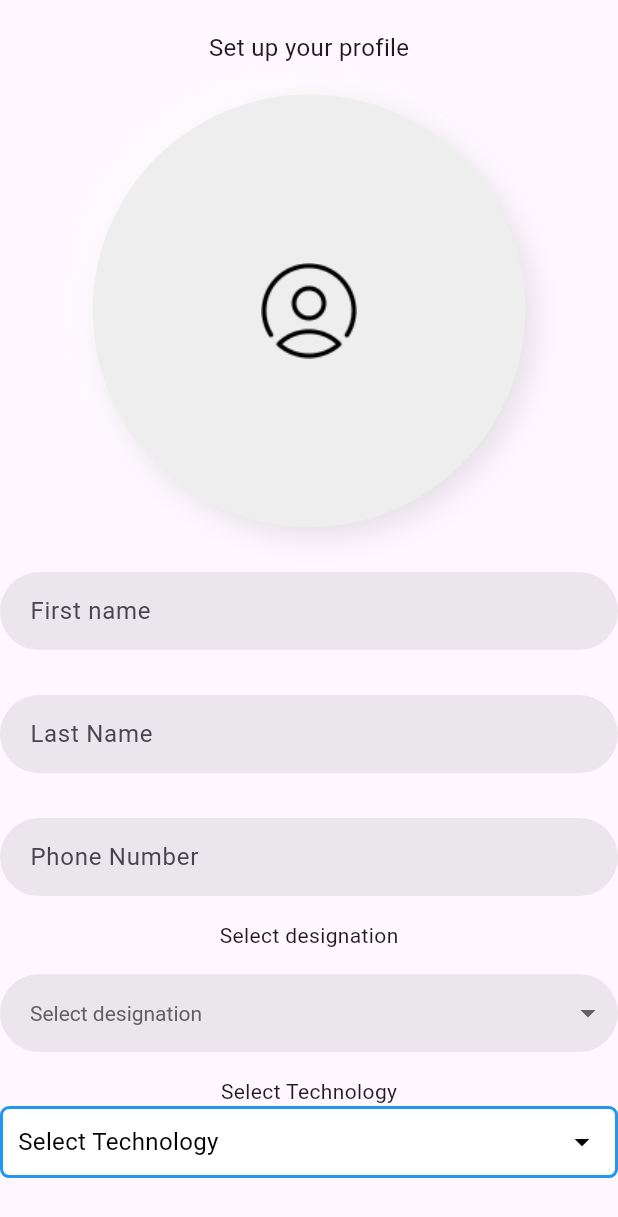
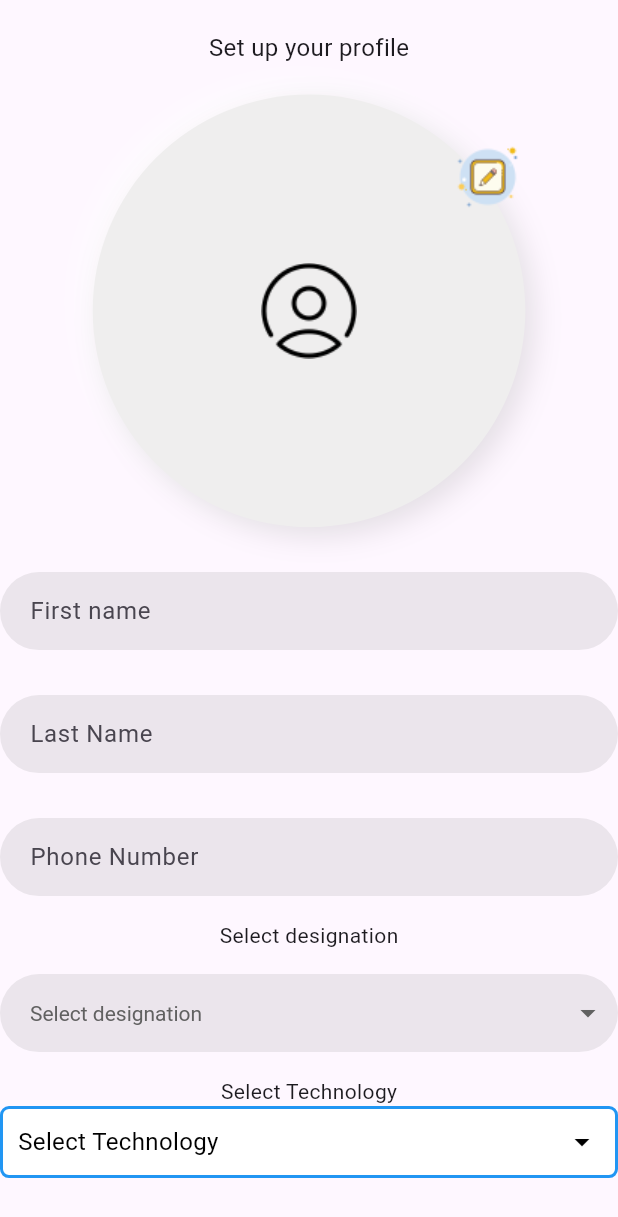
Before and after one commit to nancydevronins/devronins_employee, a Flutter app: the ProfileSetup widget shown alone on an empty page, opened directly, on a phone screen of 412 x 824 dp. Shown: the top 1217 px of the screen. Run offline on Flutter 3.47's test engine with Material 2 defaults, Android fonts, the phone set to English and light mode, and no system bars; drawn by our look-alikes of multi_select_flutter; our stand-ins replace auto_animated, awesome_snackbar_content, cloud_firestore, firebase_core, firebase_storage, flutter_spinkit and 5 more; missing offline and left inert: dart:html, encrypt; accounts and stored records are empty; statements that could not run were skipped.

```diff
--- a/lib/widgets/profile_setup.dart
+++ b/lib/widgets/profile_setup.dart
@@ -37,39 +37,44 @@ class ProfileSetup extends StatelessWidget {
   }
 
   Obx selectProfilePic() {
-    return Obx(
-      () => LoginPageController.instance.profileUrl.value.isEmpty
-          ? LoginPageController.instance.isLoading.value
-              ? Center(child: WaveLoading())
+    return Obx(() => Container(
+          decoration: BoxDecoration(
+            shape: BoxShape.circle,
+            boxShadow: NeomorphismShape.boxShape,
+            color: AppColors.white10,
+          ),
+          child: LoginPageController.instance.profileUrl.value.isEmpty
+              ? LoginPageController.instance.isLoading.value
+                  ? const Center(child: WaveLoading())
+                  : Stack(
+                      children: [
+                        Image.asset(
+                          Images.placeholder,
+                          height: Get.height * 0.35,
+                        ),
+                        Positioned(
+                          right: 0,
+                          top: 30,
+                          child: InkWell(
+                            onTap: () {
+                              LoginPageController.instance.pickAndStoreUserImageInDb();
+                            },
+                            child: Image.asset(
+                              Images.edit,
+                            ),
+                          ),
+                        )
+                      ],
+                    )
               : Container(
-                  height: Get.height * 0.35,
                   clipBehavior: Clip.antiAlias,
                   decoration: BoxDecoration(
                     shape: BoxShape.circle,
                     boxShadow: NeomorphismShape.boxShape,
                     color: AppColors.white10,
                   ),
-                  child: InkWell(
-                    onTap: () {
-                      LoginPageController.instance.pickAndStoreUserImageInDb();
-                    },
-                    child: Image.asset(
-                      Images.placeholder,
-                    ),
-                  ),
-                )
-          : Container(
-              width: Get.width,
-              height: Get.height * 0.35,
-              clipBehavior: Clip.antiAlias,
-              decoration: BoxDecoration(
-                shape: BoxShape.circle,
-                boxShadow: NeomorphismShape.boxShape,
-                color: AppColors.white10,
-              ),
-              child:
-                  Image.network(LoginPageController.instance.profileUrl.value)),
-    );
+                  child: Image.network(LoginPageController.instance.profileUrl.value)),
+        ));
   }
 
   Obx get dropdownDesignations {
@@ -82,11 +87,9 @@ class ProfileSetup extends StatelessWidget {
           ),
           child: DropdownButtonFormField(
               style: TextStyle(color: Colors.grey.shade700),
-              decoration: const InputDecoration(
-                  border: InputBorder.none, contentPadding: EdgeInsets.all(12)),
+              decoration: const InputDecoration(border: InputBorder.none, contentPadding: EdgeInsets.all(12)),
               onChanged: (newValue) {
-                LoginPageController.instance
-                    .dropDownValueChange(newValue.toString());
+                LoginPageController.instance.dropDownValueChange(newValue.toString());
               },
               value: LoginPageController.instance.selectedDropdown.value,
               items: LoginPageController.instance.dropdownTextList
@@ -111,9 +114,7 @@ class ProfileSetup extends StatelessWidget {
   Obx get dropDownTechnology {
     return Obx(
       () => MultiSelectDialogField(
-        items: TechnologyController.instance.technology
-            .map((e) => MultiSelectItem<TechnologyModel>(e, e.technologyName!))
-            .toList(),
+        items: TechnologyController.instance.technology.map((e) => MultiSelectItem<TechnologyModel>(e, e.technologyName!)).toList(),
         validator: (values) {
           if (values == null || values.isEmpty) {
             return "Please select service(s)";
@@ -150,17 +151,13 @@ class ProfileSetup extends StatelessWidget {
         chipDisplay: MultiSelectChipDisplay(
           chipColor: Colors.grey,
           textStyle: const TextStyle(fontSize: 14, color: Colors.red),
-          items: TechnologyController.instance.technology
-              .map((e) => MultiSelectItem<TechnologyModel>(
-                  e, e.technologyName.toString()))
-              .toList(),
+          items: TechnologyController.instance.technology.map((e) => MultiSelectItem<TechnologyModel>(e, e.technologyName.toString())).toList(),
           onTap: (value) {
             TechnologyController.instance.removeSelectedValue(value);
           },
         ),
         onConfirm: (results) {
-          LoginPageController.instance.selectedTechnology =
-              results as List<TechnologyModel>;
+          LoginPageController.instance.selectedTechnology = results as List<TechnologyModel>;
           print(LoginPageController.instance.selectedTechnology);
         },
       ),
@@ -179,10 +176,7 @@ class ProfileSetup extends StatelessWidget {
         onChanged: (value) {
           LoginPageController.instance.phoneNumber.value = value;
         },
-        decoration: InputDecoration(
-            contentPadding: EdgeInsets.all(12),
-            border: InputBorder.none,
-            hintText: Strings.phoneNumber),
+        decoration: InputDecoration(contentPadding: EdgeInsets.all(12), border: InputBorder.none, hintText: Strings.phoneNumber),
       ),
     );
   }
@@ -199,10 +193,7 @@ class ProfileSetup extends StatelessWidget {
         onChanged: (value) {
           LoginPageController.instance.lastName.value = value;
         },
-        decoration: InputDecoration(
-            contentPadding: EdgeInsets.all(12),
-            border: InputBorder.none,
-            hintText: Strings.lastName),
+        decoration: InputDecoration(contentPadding: EdgeInsets.all(12), border: InputBorder.none, hintText: Strings.lastName),
       ),
     );
   }
@@ -219,10 +210,7 @@ class ProfileSetup extends StatelessWidget {
         onChanged: (value) {
           LoginPageController.instance.firstName.value = value;
         },
-        decoration: const InputDecoration(
-            contentPadding: EdgeInsets.all(12),
-            border: InputBorder.none,
-            hintText: Strings.firstName),
+        decoration: const InputDecoration(contentPadding: EdgeInsets.all(12), border: InputBorder.none, hintText: Strings.firstName),
       ),
     );
   }
@@ -232,11 +220,7 @@ class ProfileSetup extends StatelessWidget {
       padding: const EdgeInsets.all(20.0),
       child: Text(
         Strings.setUpYourProfile,
-        style: TextStyle(
-            fontSize: ResponsiveLayout.isLargeScreen(context) &&
-                    ResponsiveLayout.isMediumScreen(context)
-                ? 20
-                : 16),
+        style: TextStyle(fontSize: ResponsiveLayout.isLargeScreen(context) && ResponsiveLayout.isMediumScreen(context) ? 20 : 16),
       ),
     );
   }
```
Also changed, not shown: lib/controllers/login_page_controller.dart (+8 -6 lines), lib/widgets/dashboard/totalEmployee/employee_details.dart (+29 -5 lines).
